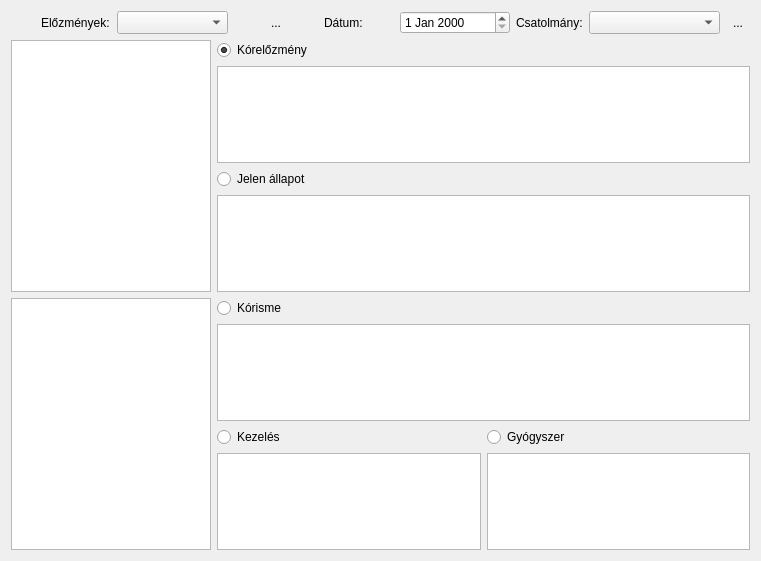
Before: the Qt Designer form src/frmkezel.ui in solymosin/vetracto, drawn with Qt 5.
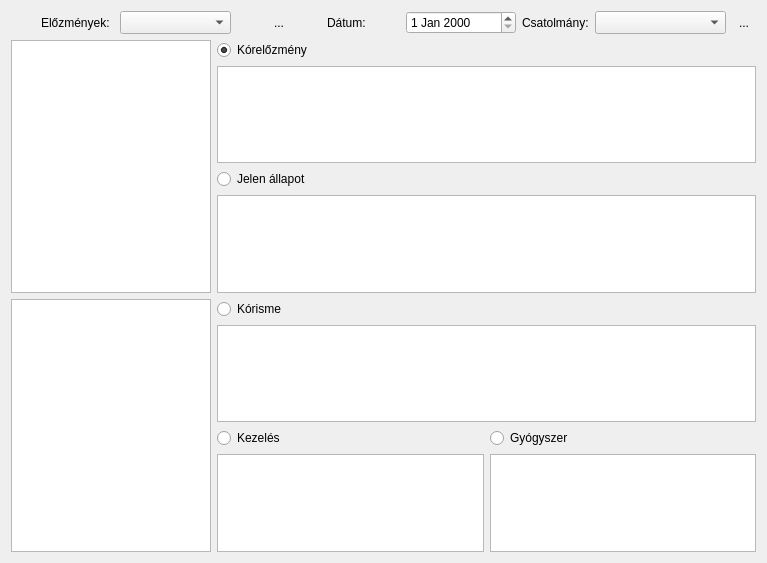
After: the same form once the commit is applied. Icons and pictures are not drawn.

Patch:
```diff
--- a/src/frmkezel.ui
+++ b/src/frmkezel.ui
@@ -9,8 +9,8 @@
    <rect>
     <x>0</x>
     <y>0</y>
-    <width>761</width>
-    <height>561</height>
+    <width>767</width>
+    <height>563</height>
    </rect>
   </property>
   <property name="windowTitle">
```
Left out of the diff: 6 changed lines with no effect on the pictures.
